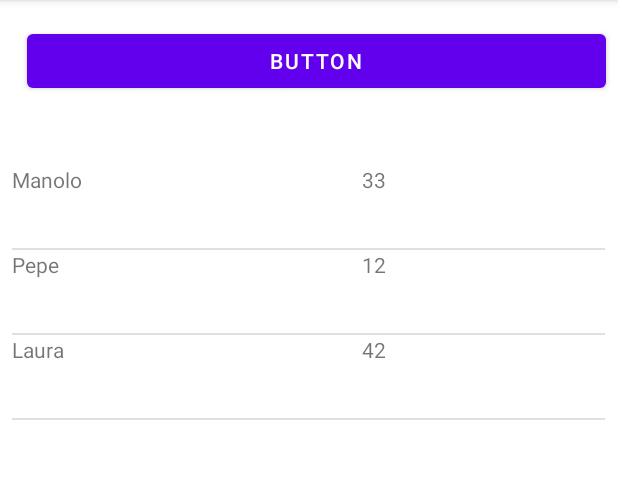
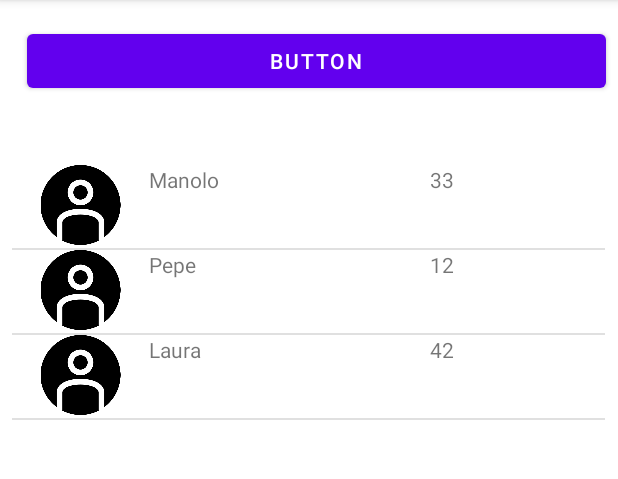
Before and after one commit to Rafael-Puerta/AndroidListview, an Android app: the MainActivity screen opened directly, with no data from a screen before it, on a phone screen of 412 x 824 dp, the part 84-563 px from its top. Run offline under Robolectric (Android 15) with nearby library versions, the light colour scheme and no system bars.

Commit message:
Imagenes implementadas y con random!

```diff
--- a/app/src/main/java/com/example/listview/MainActivity.java
+++ b/app/src/main/java/com/example/listview/MainActivity.java
@@ -1,5 +1,6 @@
 package com.example.listview;
 
+import android.graphics.drawable.Drawable;
 import android.os.Bundle;
 import android.view.View;
 import android.view.ViewGroup;
@@ -15,10 +16,12 @@ public class MainActivity extends AppCompatActivity {
     class Record {
         public int intents;
         public String nom;
+        public Drawable imagencita;
 
-        public Record(int _intents, String _nom ) {
+        public Record(int _intents, String _nom ,Drawable _img) {
             intents = _intents;
             nom = _nom;
+            imagencita=_img;
         }
     }
     // Model = Taula de records: utilitzem ArrayList
@@ -53,13 +56,23 @@ public class MainActivity extends AppCompatActivity {
         nombres.add("Josep");
 
 
+        //R.drawable.
+        ArrayList<Drawable> images=new ArrayList<Drawable>();
+        images.add(getResources().getDrawable(R.drawable.perfil1));
+        images.add(getResources().getDrawable(R.drawable.perfil2));
+        images.add(getResources().getDrawable(R.drawable.perfil3));
+        images.add(getResources().getDrawable(R.drawable.perfil4));
+        images.add(getResources().getDrawable(R.drawable.perfil5));
+        images.add(getResources().getDrawable(R.drawable.perfil6));
+        images.add(getResources().getDrawable(R.drawable.perfil7));
+
 
         // Inicialitzem model
         records = new ArrayList<Record>();
         // Afegim alguns exemples
-        records.add( new Record(33,"Manolo") );
-        records.add( new Record(12,"Pepe") );
-        records.add( new Record(42,"Laura") );
+        records.add( new Record(33,"Manolo",getResources().getDrawable(R.drawable.perfil7)) );
+        records.add( new Record(12,"Pepe",getResources().getDrawable(R.drawable.perfil7)) );
+        records.add( new Record(42,"Laura",getResources().getDrawable(R.drawable.perfil7)) );
 
         // Inicialitzem l'ArrayAdapter amb el layout pertinent
         adapter = new ArrayAdapter<Record>( this, R.layout.list_item, records )
@@ -75,6 +88,7 @@ public class MainActivity extends AppCompatActivity {
                 // "Pintem" valors (també quan es refresca)
                 ((TextView) convertView.findViewById(R.id.nom)).setText(getItem(pos).nom);
                 ((TextView) convertView.findViewById(R.id.intents)).setText(Integer.toString(getItem(pos).intents));
+                ((ImageView) convertView.findViewById(R.id.imagencita)).setImageDrawable(getItem(pos).imagencita);
                 return convertView;
             }
 
@@ -92,7 +106,8 @@ public class MainActivity extends AppCompatActivity {
                 for (int i=0;i<3;i++) {
                     int rand1= (int) (Math.random()*50)+1;
                     int rand2= (int) (Math.random()*15);
-                    records.add(new Record(rand1, nombres.get(rand2)));
+                    int rand3= (int) (Math.random()*7);
+                    records.add(new Record(rand1, nombres.get(rand2),images.get(rand3)));
                 }
                 // notificar l'adapter dels canvis al model
                 adapter.notifyDataSetChanged();
--- a/app/src/main/res/layout/list_item.xml
+++ b/app/src/main/res/layout/list_item.xml
@@ -3,6 +3,13 @@
     xmlns:app="http://schemas.android.com/apk/res-auto"
     android:layout_width="match_parent"
     android:layout_height="match_parent">
+
+    <ImageView
+        android:id="@+id/imagencita"
+        android:layout_width="47dp"
+        android:layout_height="53dp"
+        android:layout_weight="1"
+        app:srcCompat="@drawable/perfil0" />
 
     <TextView
         android:id="@+id/nom"
```
Also changed, not shown: app/src/main/res/drawable/perfil0.png (added), app/src/main/res/drawable/perfil1.png (added), app/src/main/res/drawable/perfil2.png (added), app/src/main/res/drawable/perfil3.png (added), app/src/main/res/drawable/perfil4.png (added), app/src/main/res/drawable/perfil5.png (added), app/src/main/res/drawable/perfil6.png (added), app/src/main/res/drawable/perfil7.png (added), app/src/main/res/drawable/ranking.jpg (added).
